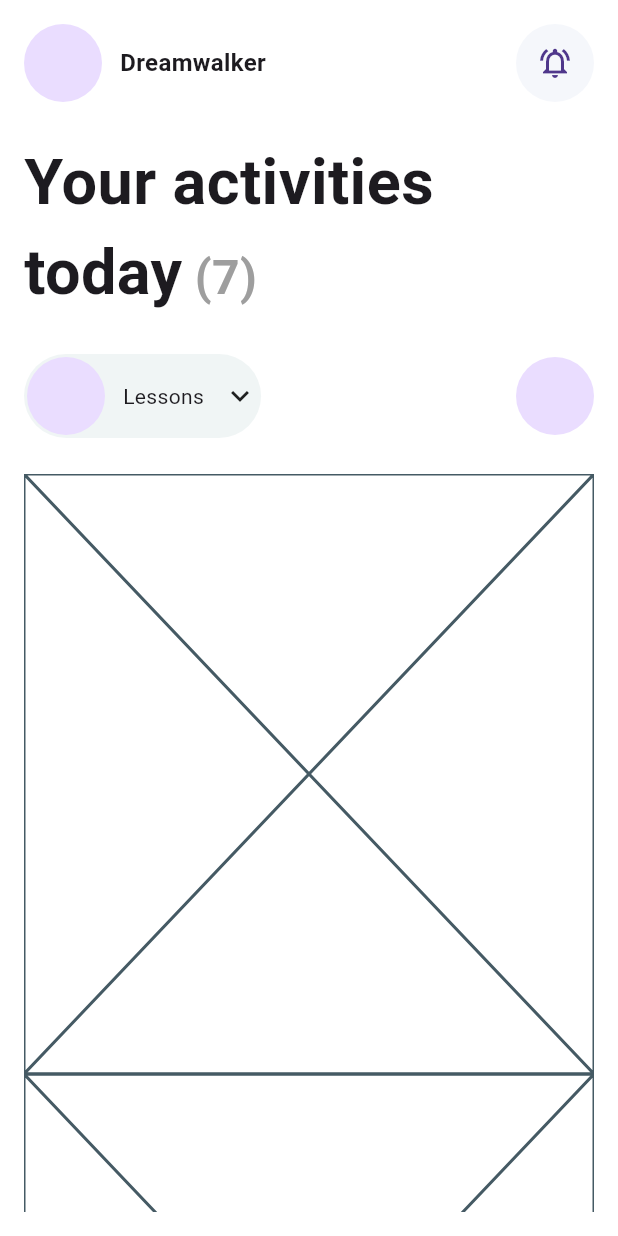
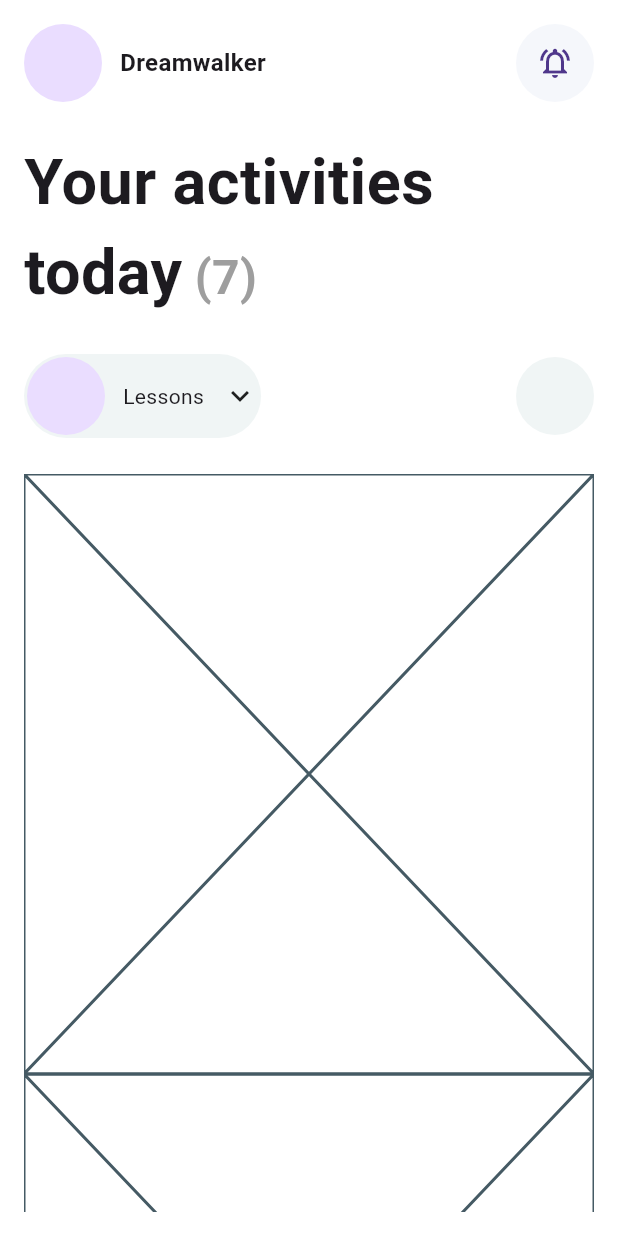
Before and after one commit to JAICHANGPARK/flutter_notebook_chapter_43, a Flutter app: the EducationHomePage screen opened directly, on a phone screen of 412 x 824 dp. Run offline on Flutter 3.47's test engine with Material 3 defaults, Android fonts, the phone set to English and light mode, and no system bars; our stand-ins replace gap, hugeicons, percent_indicator.

Commit message:
Update education_home_page.dart

```diff
--- a/lib/ep2191_education_app/ui/education_home_page.dart
+++ b/lib/ep2191_education_app/ui/education_home_page.dart
@@ -75,13 +75,7 @@ class _EducationHomePageState extends State<EducationHomePage> {
                   Container(
                     decoration: ShapeDecoration(
                       shape: StadiumBorder(),
-                      color: Color.fromRGBO(
-                        240,
-                        245,
-                        245,
-                        1
-                      ),
-
+                      color: Color.fromRGBO(240, 245, 245, 1),
                     ),
                     padding: EdgeInsets.symmetric(horizontal: 2, vertical: 2),
                     child: Row(
@@ -100,6 +94,7 @@ class _EducationHomePageState extends State<EducationHomePage> {
                   Spacer(),
                   CircleAvatar(
                     radius: 26,
+                    backgroundColor: Color.fromRGBO(240, 245, 245, 1),
                   ),
                 ],
               ),
```
